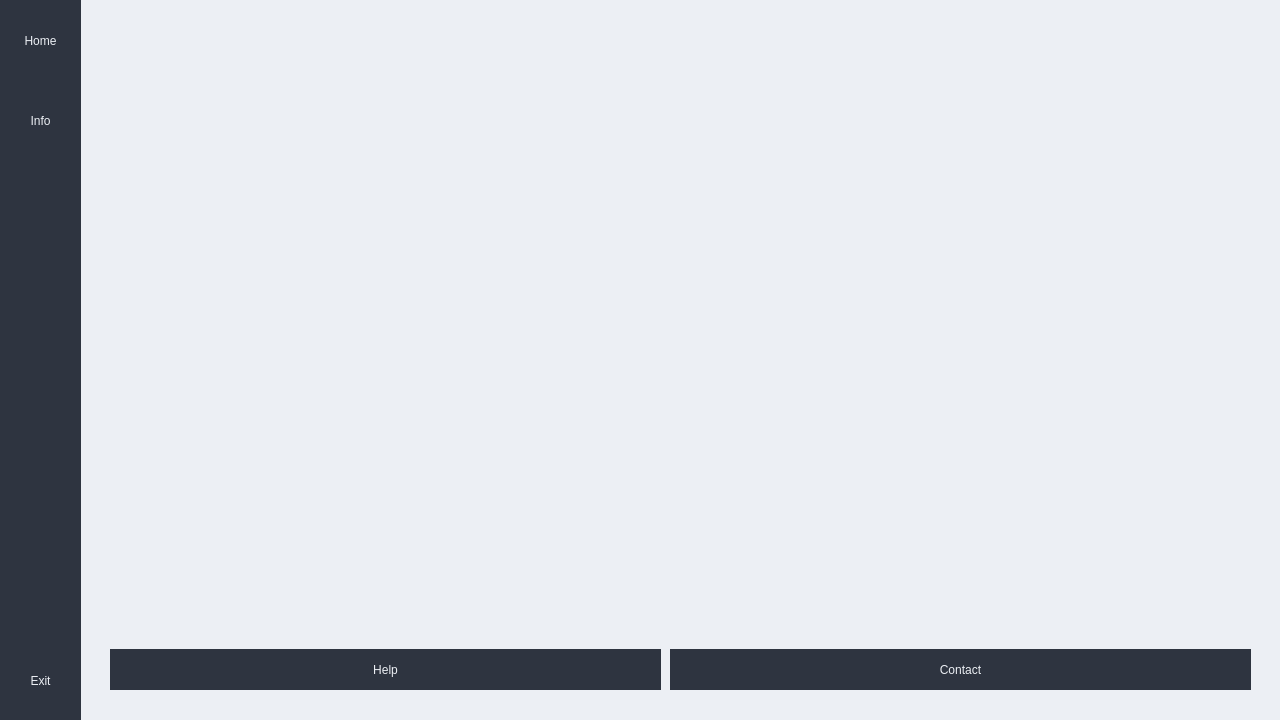
Above: mainwindow.ui from josharaedwards/CS1C-Project-1 before the change. Below: the same form after it.
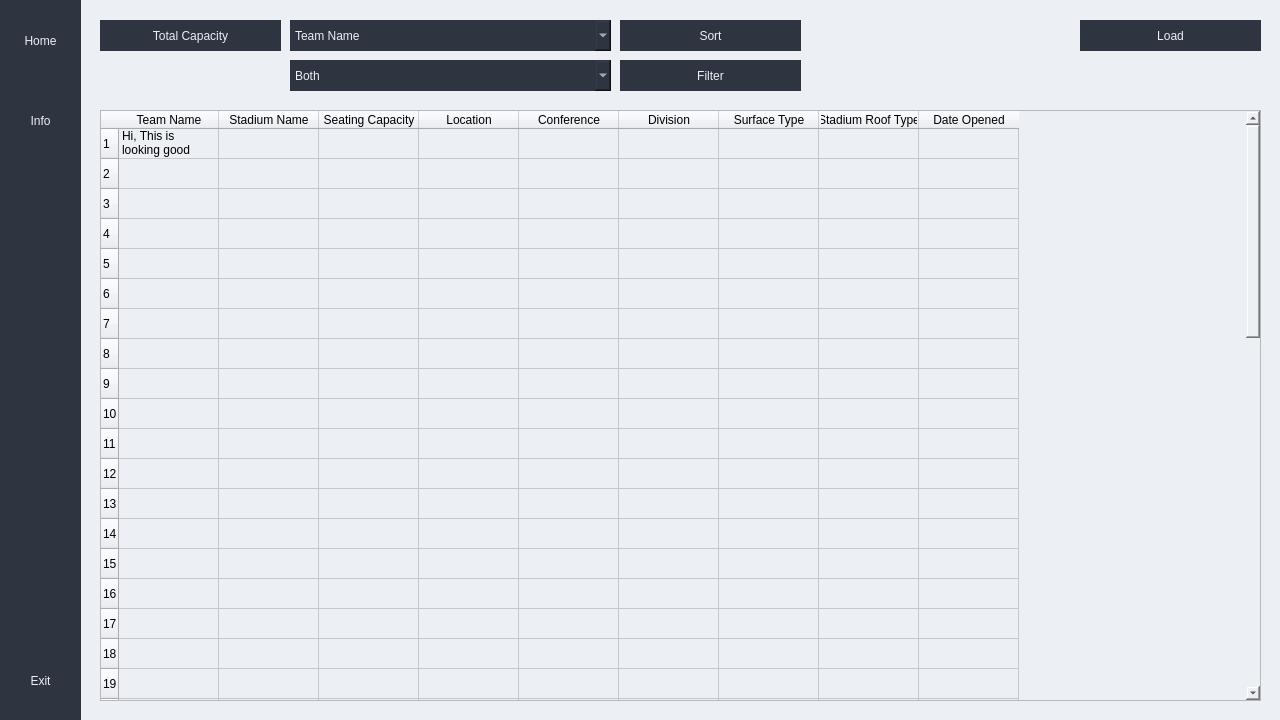
That is the form after the change. Icons and pictures are not drawn.

```diff
--- a/mainwindow.ui
+++ b/mainwindow.ui
@@ -275,9 +275,9 @@
      <property name="geometry">
       <rect>
        <x>-10</x>
-       <y>0</y>
+       <y>-10</y>
        <width>1201</width>
-       <height>711</height>
+       <height>721</height>
       </rect>
      </property>
      <property name="styleSheet">
@@ -286,8 +286,8 @@
      <widget class="QComboBox" name="dataSortDropdown">
       <property name="geometry">
        <rect>
-        <x>200</x>
-        <y>10</y>
+        <x>210</x>
+        <y>20</y>
         <width>321</width>
         <height>31</height>
        </rect>
@@ -324,8 +324,8 @@
      <widget class="QPushButton" name="dataSortBtn">
       <property name="geometry">
        <rect>
-        <x>530</x>
-        <y>10</y>
+        <x>540</x>
+        <y>20</y>
         <width>181</width>
         <height>31</height>
        </rect>
@@ -350,8 +350,8 @@
      <widget class="QComboBox" name="dataFilterDropdown">
       <property name="geometry">
        <rect>
-        <x>200</x>
-        <y>50</y>
+        <x>210</x>
+        <y>60</y>
         <width>321</width>
         <height>31</height>
        </rect>
@@ -383,8 +383,8 @@
      <widget class="QPushButton" name="dataFilterBtn">
       <property name="geometry">
        <rect>
-        <x>530</x>
-        <y>50</y>
+        <x>540</x>
+        <y>60</y>
         <width>181</width>
         <height>31</height>
        </rect>
@@ -409,10 +409,10 @@
      <widget class="QTableWidget" name="tableWidget">
       <property name="geometry">
        <rect>
-        <x>10</x>
-        <y>90</y>
+        <x>20</x>
+        <y>110</y>
         <width>1161</width>
-        <height>601</height>
+        <height>591</height>
        </rect>
       </property>
       <property name="styleSheet">
@@ -722,8 +722,8 @@
      <widget class="QPushButton" name="dataLoadBtn">
       <property name="geometry">
        <rect>
-        <x>990</x>
-        <y>50</y>
+        <x>1000</x>
+        <y>20</y>
         <width>181</width>
         <height>31</height>
        </rect>
@@ -748,8 +748,8 @@
      <widget class="QPushButton" name="totalCapacityLabel">
       <property name="geometry">
        <rect>
-        <x>10</x>
-        <y>10</y>
+        <x>20</x>
+        <y>20</y>
         <width>181</width>
         <height>31</height>
        </rect>
@@ -766,8 +766,8 @@
      <widget class="QLabel" name="totalCapacityDisplay">
       <property name="geometry">
        <rect>
-        <x>10</x>
-        <y>50</y>
+        <x>20</x>
+        <y>60</y>
         <width>181</width>
         <height>31</height>
        </rect>
@@ -783,8 +783,6 @@
       </property>
      </widget>
     </widget>
-    <zorder>sortContent</zorder>
-    <zorder>homeContent</zorder>
    </widget>
   </widget>
  </widget>
```
